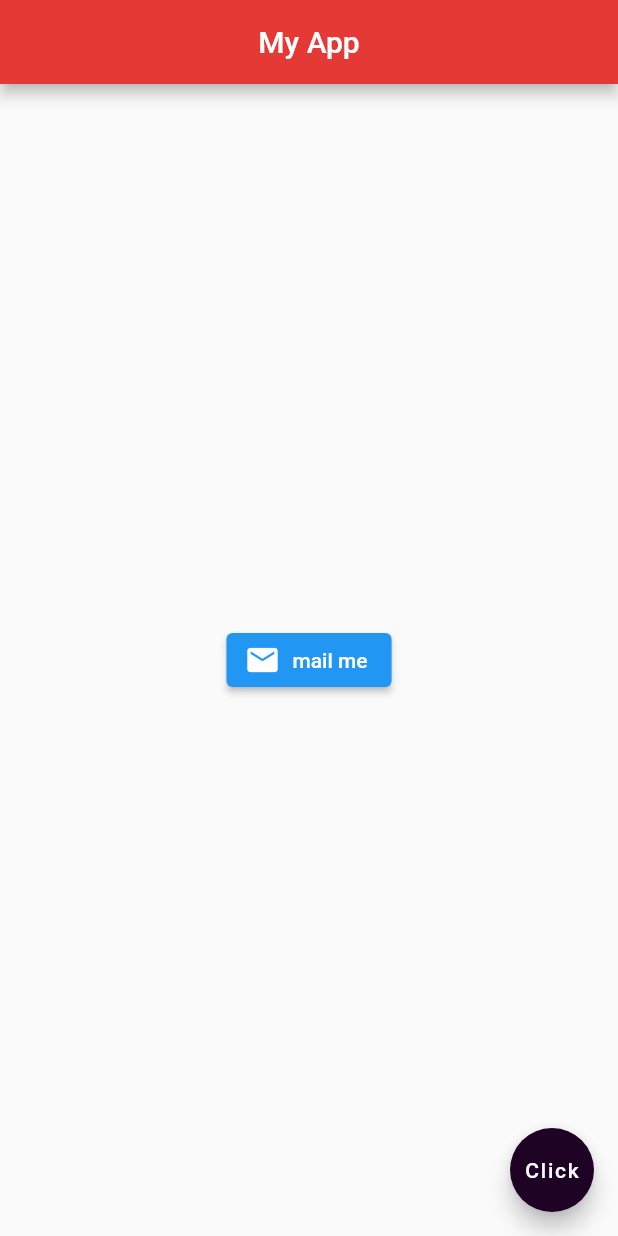
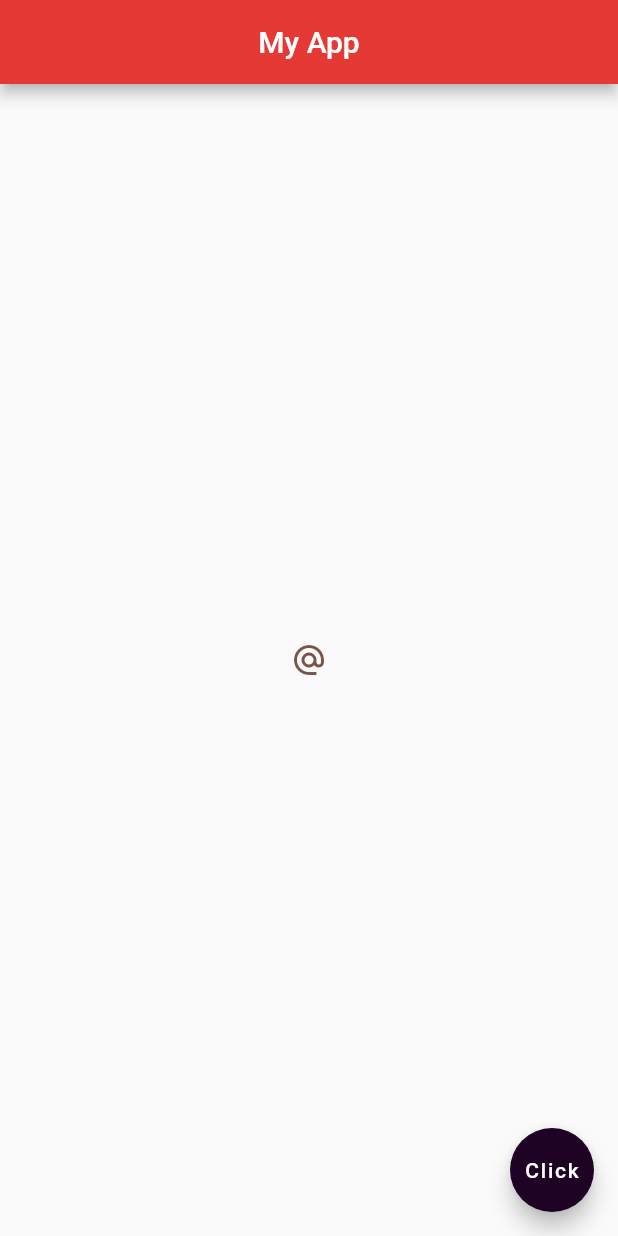
Before and after one commit to ArthurNamutilu/hello_app, a Flutter app: the screen it shows after launch, on a phone screen of 412 x 824 dp. Run offline on Flutter 3.47's test engine with Material 2 defaults, Android fonts, the phone set to English and light mode, and no system bars.

Commit message:
added IconButton

```diff
--- a/lib/main.dart
+++ b/lib/main.dart
@@ -13,10 +13,13 @@ class Home extends StatelessWidget {
         backgroundColor: Colors.red[600],
       ),
       body: Center(
-          child: ElevatedButton.icon(
-              onPressed: () {},
-              icon: Icon(Icons.mail),
-              label: Text('mail me'))),
+          child: IconButton(
+        onPressed: () {
+          print('Button clicked');
+        },
+        icon: Icon(Icons.alternate_email),
+        color: Colors.brown,
+      )),
       floatingActionButton: FloatingActionButton(
         child: Text('Click'),
         backgroundColor: Color.fromARGB(255, 31, 3, 36),
```
